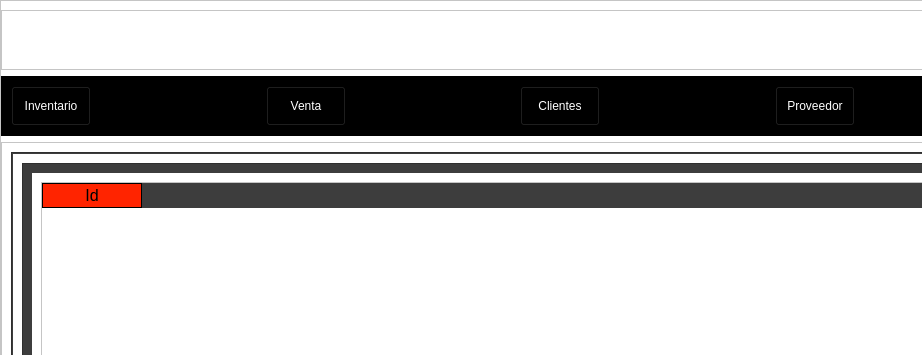
Before: the Qt Designer form View/Menu_BD.ui in DanielSajvin/Proyecto_basedatos, drawn with Qt 5; both pictures show x 0 to 922 and y 0 to 355 of the 1303 by 794 pixel window.
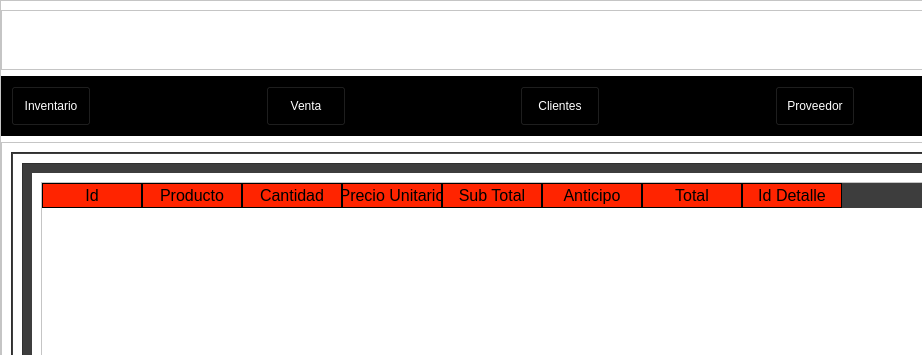
After: the same form once the commit is applied. Icons and pictures are not drawn.

Commit message: agregando y listando datos a ventas

```diff
--- a/View/Menu_BD.ui
+++ b/View/Menu_BD.ui
@@ -858,11 +858,49 @@
                      <layout class="QVBoxLayout" name="verticalLayout_7">
                       <item>
                        <widget class="QTableWidget" name="table_form_venta">
+                        <property name="styleSheet">
+                         <string notr="true">color: rgb(0, 0, 0);</string>
+                        </property>
                         <column>
                          <property name="text">
                           <string>Id</string>
                          </property>
                         </column>
+                        <column>
+                         <property name="text">
+                          <string>Producto</string>
+                         </property>
+                        </column>
+                        <column>
+                         <property name="text">
+                          <string>Cantidad</string>
+                         </property>
+                        </column>
+                        <column>
+                         <property name="text">
+                          <string>Precio Unitario</string>
+                         </property>
+                        </column>
+                        <column>
+                         <property name="text">
+                          <string>Sub Total</string>
+                         </property>
+                        </column>
+                        <column>
+                         <property name="text">
+                          <string>Anticipo</string>
+                         </property>
+                        </column>
+                        <column>
+                         <property name="text">
+                          <string>Total</string>
+                         </property>
+                        </column>
+                        <column>
+                         <property name="text">
+                          <string>Id Detalle</string>
+                         </property>
+                        </column>
                        </widget>
                       </item>
                      </layout>
```
The commit also changes 1 other file.
